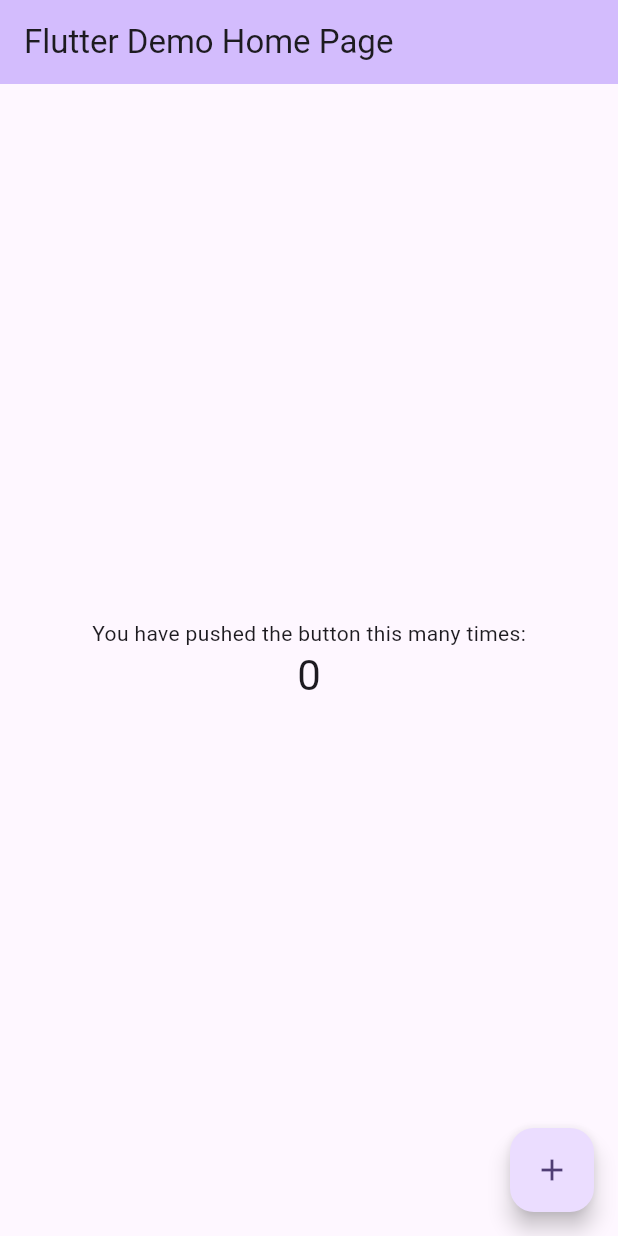
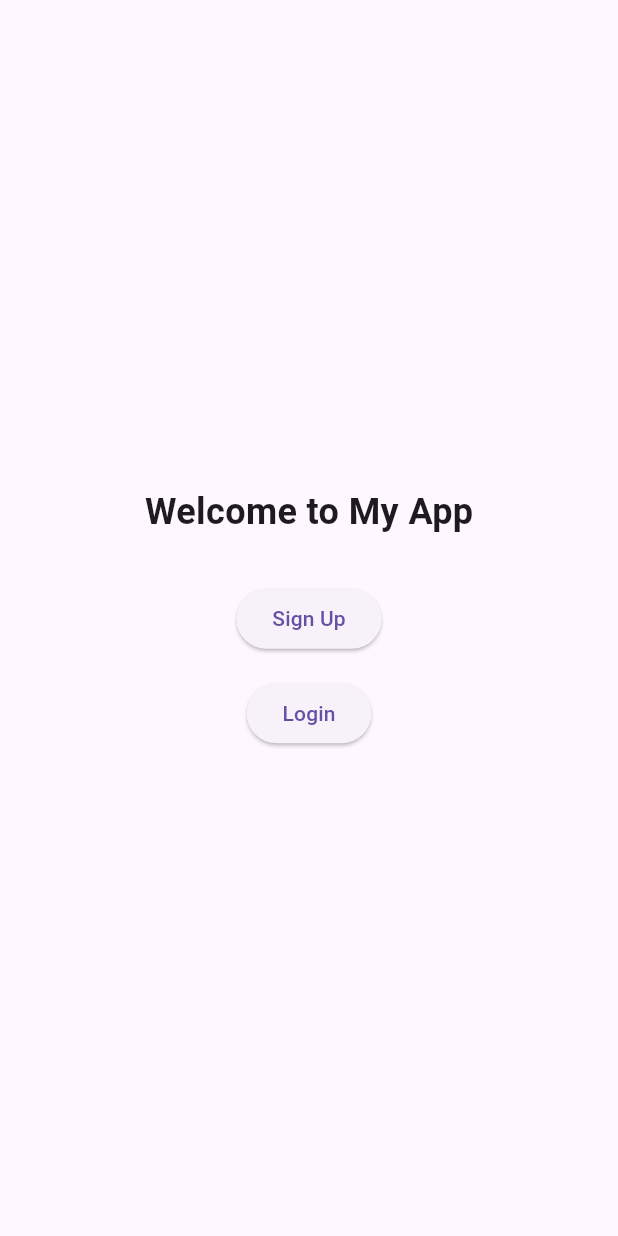
Before and after one commit to brian-kyalo/Auth-Template, a Flutter app: the screen it shows after launch, on a phone screen of 412 x 824 dp. Run offline on Flutter 3.47's test engine with Material 3 defaults, Android fonts, the phone set to English and light mode, and no system bars; our stand-ins replace firebase_auth, firebase_core; accounts and stored records are empty.

Commit message:
feat: add auth starter templete
Added 4 screens for auth process will update.

```diff
--- a/lib/main.dart
+++ b/lib/main.dart
@@ -1,122 +1,25 @@
 import 'package:flutter/material.dart';
+import 'firebase_options.dart';
+// ignore: depend_on_referenced_packages
+import 'package:firebase_core/firebase_core.dart';
+import 'screens/intro_screen.dart';
 
-void main() {
+void main() async {
+  WidgetsFlutterBinding.ensureInitialized();
+  await Firebase.initializeApp(options: DefaultFirebaseOptions.currentPlatform);
   runApp(const MyApp());
 }
 
 class MyApp extends StatelessWidget {
   const MyApp({super.key});
 
-  // This widget is the root of your application.
   @override
   Widget build(BuildContext context) {
     return MaterialApp(
-      title: 'Flutter Demo',
-      theme: ThemeData(
-        // This is the theme of your application.
-        //
-        // TRY THIS: Try running your application with "flutter run". You'll see
-        // the application has a purple toolbar. Then, without quitting the app,
-        // try changing the seedColor in the colorScheme below to Colors.green
-        // and then invoke "hot reload" (save your changes or press the "hot
-        // reload" button in a Flutter-supported IDE, or press "r" if you used
-        // the command line to start the app).
-        //
-        // Notice that the counter didn't reset back to zero; the application
-        // state is not lost during the reload. To reset the state, use hot
-        // restart instead.
-        //
-        // This works for code too, not just values: Most code changes can be
-        // tested with just a hot reload.
-        colorScheme: ColorScheme.fromSeed(seedColor: Colors.deepPurple),
-      ),
-      home: const MyHomePage(title: 'Flutter Demo Home Page'),
+      debugShowCheckedModeBanner: false,
+      title: 'Auth Template',
+      theme: ThemeData(primarySwatch: Colors.blue),
+      home: const IntroScreen(),
     );
   }
 }
-
-class MyHomePage extends StatefulWidget {
-  const MyHomePage({super.key, required this.title});
-
-  // This widget is the home page of your application. It is stateful, meaning
-  // that it has a State object (defined below) that contains fields that affect
-  // how it looks.
-
-  // This class is the configuration for the state. It holds the values (in this
-  // case the title) provided by the parent (in this case the App widget) and
-  // used by the build method of the State. Fields in a Widget subclass are
-  // always marked "final".
-
-  final String title;
-
-  @override
-  State<MyHomePage> createState() => _MyHomePageState();
-}
-
-class _MyHomePageState extends State<MyHomePage> {
-  int _counter = 0;
-
-  void _incrementCounter() {
-    setState(() {
-      // This call to setState tells the Flutter framework that something has
-      // changed in this State, which causes it to rerun the build method below
-      // so that the display can reflect the updated values. If we changed
-      // _counter without calling setState(), then the build method would not be
-      // called again, and so nothing would appear to happen.
-      _counter++;
-    });
-  }
-
-  @override
-  Widget build(BuildContext context) {
-    // This method is rerun every time setState is called, for instance as done
-    // by the _incrementCounter method above.
-    //
-    // The Flutter framework has been optimized to make rerunning build methods
-    // fast, so that you can just rebuild anything that needs updating rather
-    // than having to individually change instances of widgets.
-    return Scaffold(
-      appBar: AppBar(
-        // TRY THIS: Try changing the color here to a specific color (to
-        // Colors.amber, perhaps?) and trigger a hot reload to see the AppBar
-        // change color while the other colors stay the same.
-        backgroundColor: Theme.of(context).colorScheme.inversePrimary,
-        // Here we take the value from the MyHomePage object that was created by
-        // the App.build method, and use it to set our appbar title.
-        title: Text(widget.title),
-      ),
-      body: Center(
-        // Center is a layout widget. It takes a single child and positions it
-        // in the middle of the parent.
-        child: Column(
-          // Column is also a layout widget. It takes a list of children and
-          // arranges them vertically. By default, it sizes itself to fit its
-          // children horizontally, and tries to be as tall as its parent.
-          //
-          // Column has various properties to control how it sizes itself and
-          // how it positions its children. Here we use mainAxisAlignment to
-          // center the children vertically; the main axis here is the vertical
-          // axis because Columns are vertical (the cross axis would be
-          // horizontal).
-          //
-          // TRY THIS: Invoke "debug painting" (choose the "Toggle Debug Paint"
-          // action in the IDE, or press "p" in the console), to see the
-          // wireframe for each widget.
-          mainAxisAlignment: MainAxisAlignment.center,
-          children: <Widget>[
-            const Text('You have pushed the button this many times:'),
-            Text(
-              '$_counter',
-              style: Theme.of(context).textTheme.headlineMedium,
-            ),
-          ],
-        ),
-      ),
-      floatingActionButton: FloatingActionButton(
-        onPressed: _incrementCounter,
-        tooltip: 'Increment',
-        child: const Icon(Icons.add),
-      ), // This trailing comma makes auto-formatting nicer for build methods.
-    );
-  }
-}
--- /dev/null
+++ b/lib/screens/intro_screen.dart
@@ -0,0 +1,44 @@
+import 'package:flutter/material.dart';
+import 'signup_screen.dart';
+import 'login_screen.dart';
+
+class IntroScreen extends StatelessWidget {
+  const IntroScreen({super.key});
+
+  @override
+  Widget build(BuildContext context) {
+    return Scaffold(
+      body: Center(
+        child: Column(
+          mainAxisAlignment: MainAxisAlignment.center,
+          children: [
+            const Text(
+              "Welcome to My App",
+              style: TextStyle(fontSize: 24, fontWeight: FontWeight.bold),
+            ),
+            const SizedBox(height: 30),
+            ElevatedButton(
+              onPressed: () {
+                Navigator.push(
+                  context,
+                  MaterialPageRoute(builder: (_) => const SignUpScreen()),
+                );
+              },
+              child: const Text("Sign Up"),
+            ),
+            const SizedBox(height: 15),
+            ElevatedButton(
+              onPressed: () {
+                Navigator.push(
+                  context,
+                  MaterialPageRoute(builder: (_) => const LoginScreen()),
+                );
+              },
+              child: const Text("Login"),
+            ),
+          ],
+        ),
+      ),
+    );
+  }
+}
--- a/pubspec.yaml
+++ b/pubspec.yaml
@@ -38,6 +38,11 @@ dependencies:
 dev_dependencies:
   flutter_test:
     sdk: flutter
+
+  #Flutter Fire
+  firebase_core: ^4.0.0
+  firebase_auth: ^6.0.0
+  cloud_firestore: ^6.0.0
 
   # The "flutter_lints" package below contains a set of recommended lints to
   # encourage good coding practices. The lint set provided by the package is
```
Also changed, not shown: lib/screens/home_screen.dart (added, +30 -0 lines), lib/screens/login_screen.dart (added, +72 -0 lines), lib/screens/mfa_screen.dart (added, +85 -0 lines), lib/screens/signup_screen.dart (added, +65 -0 lines), firebase.json (added), lib/firebase_options.dart (added), pubspec.lock, 7 other files.
